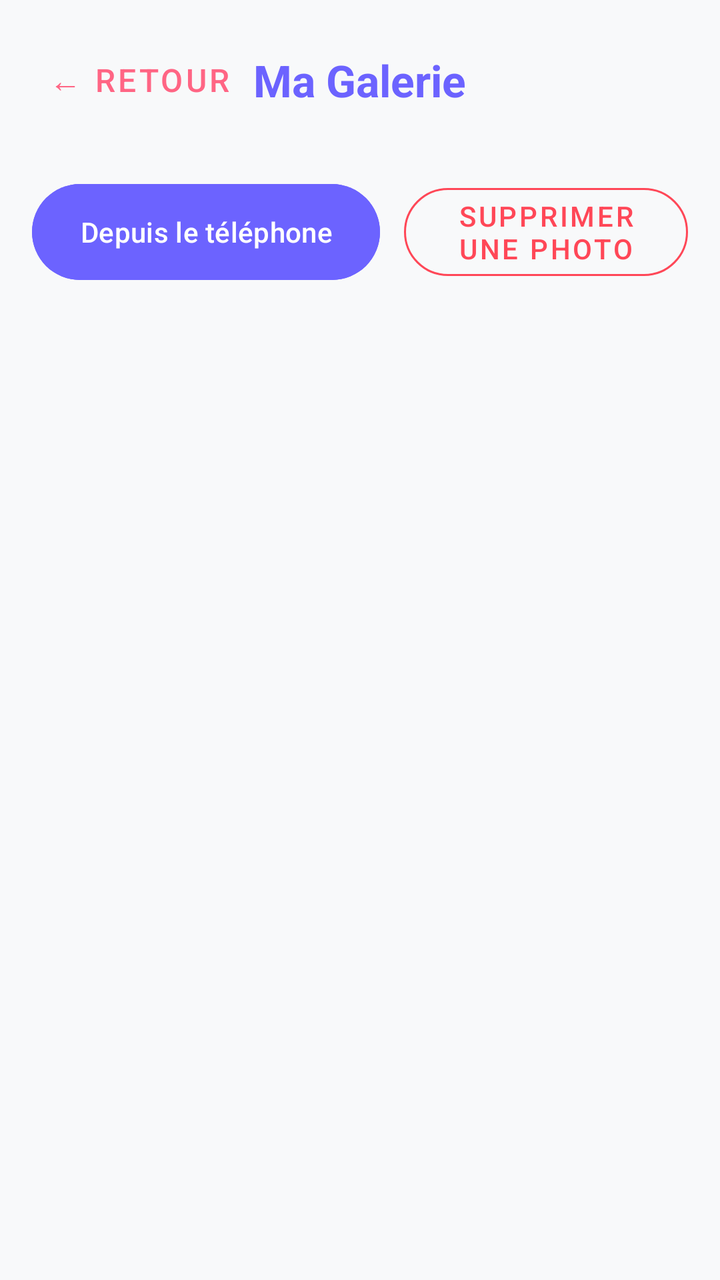
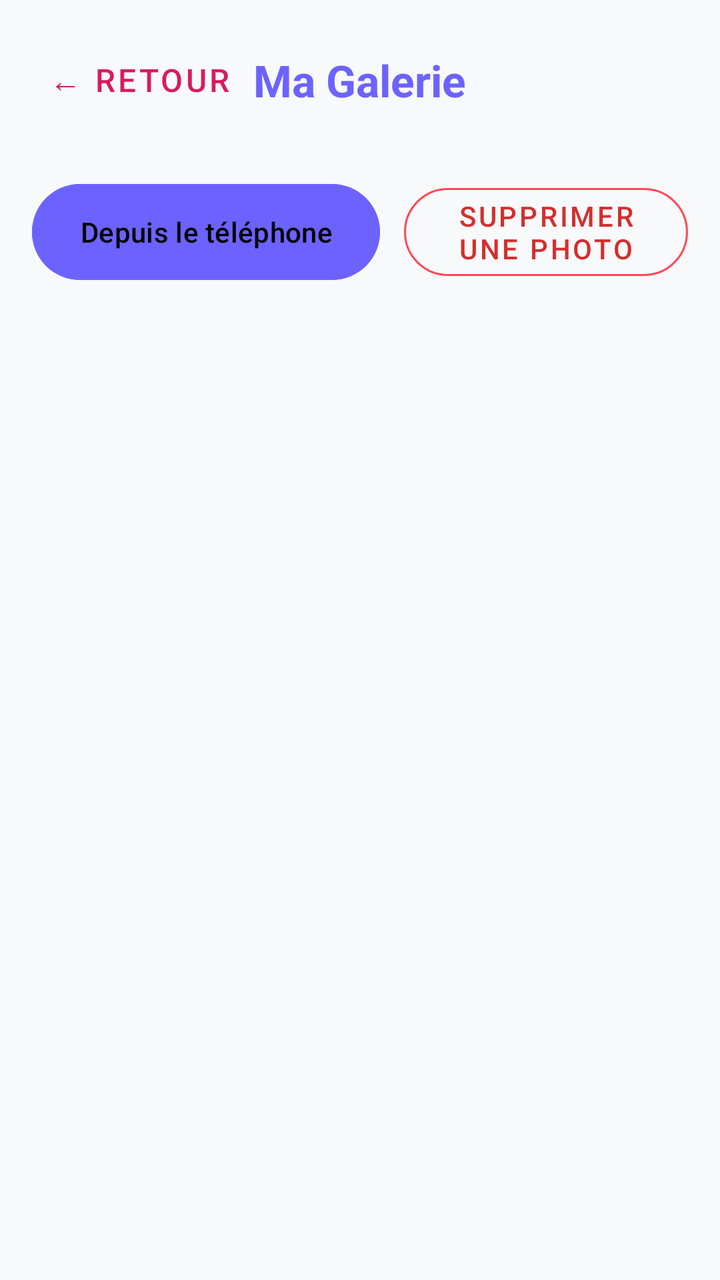

Two renders of the same Android screen: before a commit and after it. Below are the layout's source before the change and the commit's diff.
<!-- AndroidManifest.xml: application theme Theme.DessineTonHumeur -->
<!-- res/layout/activity_gallery.xml -->
<?xml version="1.0" encoding="utf-8"?>
<LinearLayout xmlns:android="http://schemas.android.com/apk/res/android"
    xmlns:app="http://schemas.android.com/apk/res-auto"
    xmlns:tools="http://schemas.android.com/tools"
    android:layout_width="match_parent"
    android:layout_height="match_parent"
    android:orientation="vertical"
    android:padding="16dp"
    android:background="@color/backgroundColor">

    <RelativeLayout
        android:layout_width="match_parent"
        android:layout_height="wrap_content"
        android:layout_marginBottom="24dp">

        <com.google.android.material.button.MaterialButton
            android:id="@+id/btn_back"
            style="@style/Widget.MaterialComponents.Button.TextButton"
            android:layout_width="wrap_content"
            android:layout_height="wrap_content"
            android:layout_alignParentStart="true"
            android:layout_centerVertical="true"
            android:text="@string/retour"
            android:textColor="@color/secondaryColor"
            android:textSize="16sp" />

        <TextView
            android:layout_width="wrap_content"
            android:layout_height="wrap_content"
            android:layout_centerInParent="true"
            android:text="Ma Galerie"
            android:textColor="@color/primaryColor"
            android:textSize="22sp"
            android:textStyle="bold" />
    </RelativeLayout>

    <LinearLayout
        android:layout_width="match_parent"
        android:layout_height="wrap_content"
        android:orientation="horizontal"
        android:gravity="center"
        android:layout_marginBottom="24dp">

        <com.google.android.material.button.MaterialButton
            android:id="@+id/btn_choose_photo"
            android:layout_width="wrap_content"
            android:layout_height="56dp"
            android:text="@string/depuis_le_telephone"
            app:cornerRadius="28dp"
            android:backgroundTint="@color/primaryColor"
            android:layout_marginEnd="12dp"
            tools:ignore="ButtonStyle" />

        <com.google.android.material.button.MaterialButton
            android:id="@+id/btn_delete_photo"
            style="@style/Widget.MaterialComponents.Button.OutlinedButton"
            android:layout_width="wrap_content"
            android:layout_height="56dp"
            android:text="@string/supprime_photo"
            app:cornerRadius="28dp"
            app:strokeColor="@color/dangerColor"
            android:textColor="@color/dangerColor"
            tools:ignore="ButtonStyle" />

    </LinearLayout>

    <GridView
        android:id="@+id/grid_view"
        android:layout_width="match_parent"
        android:layout_height="match_parent"
        android:numColumns="2"
        android:verticalSpacing="12dp"
        android:horizontalSpacing="12dp"
        android:stretchMode="columnWidth"
        android:clipToPadding="false"
        android:paddingBottom="16dp" />

</LinearLayout>
<!-- resources referenced by this layout -->
<resources>
  <color name="backgroundColor">#F8F9FA</color>
  <color name="dangerColor">#FF4757</color>
  <color name="primaryColor">#6C63FF</color>
  <color name="secondaryColor">#FF6584</color>
  <string name="depuis_le_telephone">Depuis le téléphone</string>
  <string name="retour">← Retour</string>
  <string name="supprime_photo">Supprimer une photo</string>
  <style name="Theme.DessineTonHumeur" parent="Base.Theme.DessineTonHumeur" />
  <style name="Base.Theme.DessineTonHumeur" parent="Theme.Material3.DayNight.NoActionBar">
          
          
      </style>
</resources>

<!-- the commit's change to res/layout/activity_gallery.xml (unified diff, before → after) -->
@@ -6,7 +6,8 @@
     android:layout_height="match_parent"
     android:orientation="vertical"
     android:padding="16dp"
-    android:background="@color/backgroundColor">
+    android:background="@color/backgroundColor"
+    tools:ignore="VisualLintBounds">
 
     <RelativeLayout
         android:layout_width="match_parent"
@@ -21,14 +22,15 @@
             android:layout_alignParentStart="true"
             android:layout_centerVertical="true"
             android:text="@string/retour"
-            android:textColor="@color/secondaryColor"
-            android:textSize="16sp" />
+            android:textColor="@color/back_btn"
+            android:textSize="16sp"
+            tools:ignore="VisualLintSystemUi" />
 
         <TextView
             android:layout_width="wrap_content"
             android:layout_height="wrap_content"
             android:layout_centerInParent="true"
-            android:text="Ma Galerie"
+            android:text="@string/ma_galerie"
             android:textColor="@color/primaryColor"
             android:textSize="22sp"
             android:textStyle="bold" />
@@ -37,18 +39,19 @@
     <LinearLayout
         android:layout_width="match_parent"
         android:layout_height="wrap_content"
-        android:orientation="horizontal"
+        android:layout_marginBottom="24dp"
         android:gravity="center"
-        android:layout_marginBottom="24dp">
+        android:orientation="horizontal">
 
         <com.google.android.material.button.MaterialButton
             android:id="@+id/btn_choose_photo"
             android:layout_width="wrap_content"
             android:layout_height="56dp"
+            android:layout_marginEnd="12dp"
+            android:backgroundTint="@color/primaryColor"
             android:text="@string/depuis_le_telephone"
+            android:textColor="@color/full_black"
             app:cornerRadius="28dp"
-            android:backgroundTint="@color/primaryColor"
-            android:layout_marginEnd="12dp"
             tools:ignore="ButtonStyle" />
 
         <com.google.android.material.button.MaterialButton
@@ -57,9 +60,9 @@
             android:layout_width="wrap_content"
             android:layout_height="56dp"
             android:text="@string/supprime_photo"
+            android:textColor="@color/delete_btn"
             app:cornerRadius="28dp"
             app:strokeColor="@color/dangerColor"
-            android:textColor="@color/dangerColor"
             tools:ignore="ButtonStyle" />
 
     </LinearLayout>
<!-- resource entries referenced after the edit -->
@@ -1,10 +1,13 @@
 <!-- resources referenced by this layout -->
 <resources>
+  <color name="back_btn">#D81B60</color>
   <color name="backgroundColor">#F8F9FA</color>
   <color name="dangerColor">#FF4757</color>
+  <color name="delete_btn">#D32F2F</color>
+  <color name="full_black">#000000</color>
   <color name="primaryColor">#6C63FF</color>
-  <color name="secondaryColor">#FF6584</color>
   <string name="depuis_le_telephone">Depuis le téléphone</string>
+  <string name="ma_galerie">Ma Galerie</string>
   <string name="retour">← Retour</string>
   <string name="supprime_photo">Supprimer une photo</string>
   <style name="Theme.DessineTonHumeur" parent="Base.Theme.DessineTonHumeur" />
